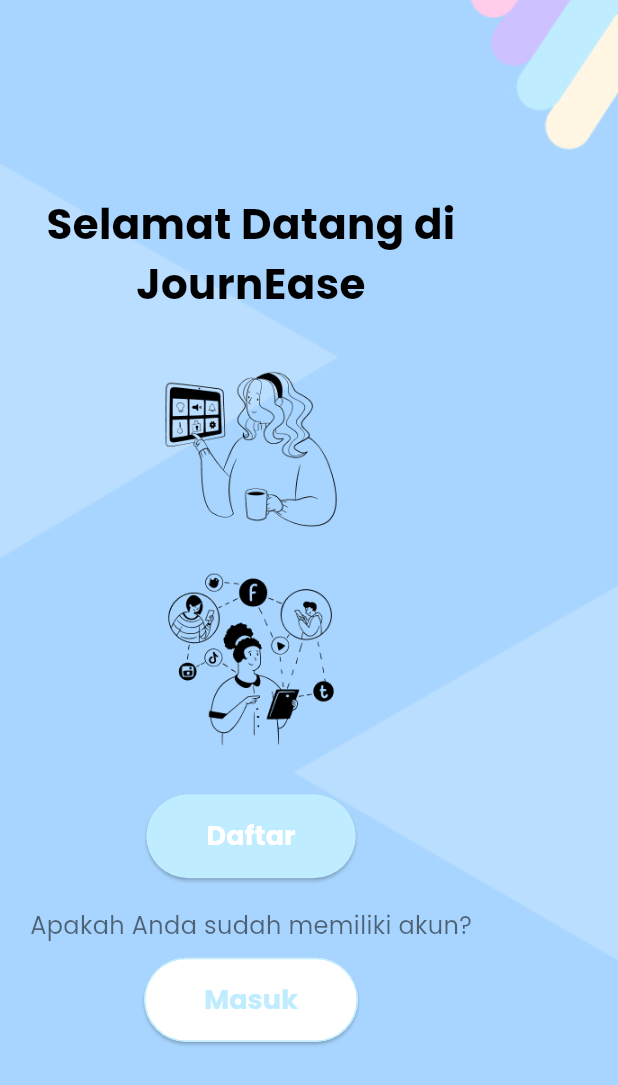
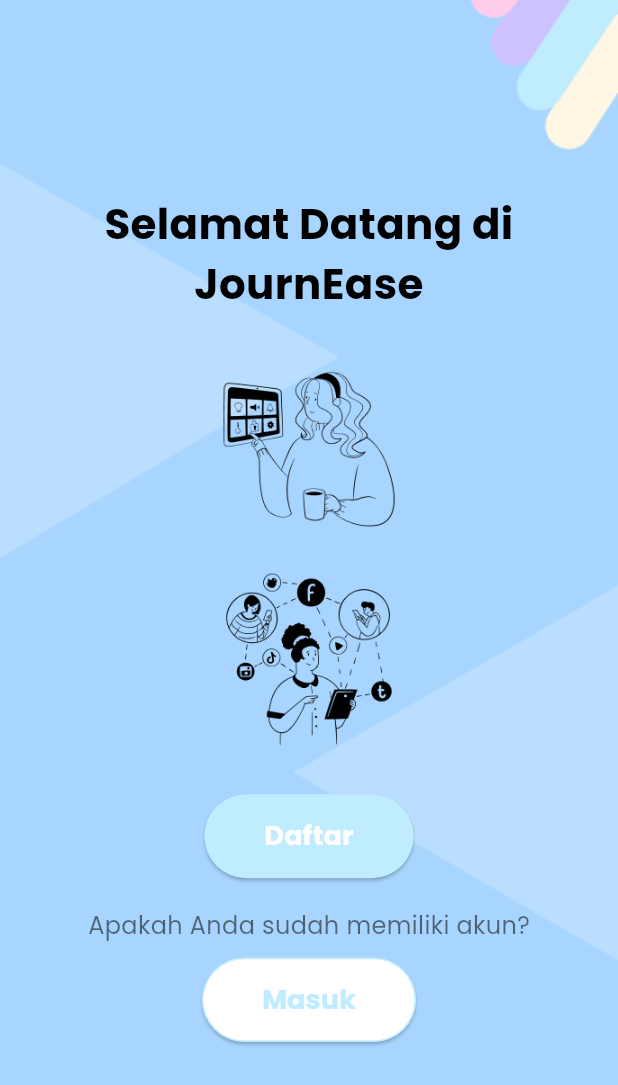
Before and after one commit to dirch4/JournEase, a Flutter app: the screen it shows after launch, after a tap on "Ayo Mulai!", on a phone screen of 412 x 824 dp. Shown: the top 1085 px of the screen. Run offline on Flutter 3.47's test engine with Material 3 defaults, Android fonts, the phone set to English and light mode, and no system bars; our stand-ins replace google_fonts.

Commit message:
fix: login page and background color

```diff
--- a/lib/pages/detail.dart
+++ b/lib/pages/detail.dart
@@ -1,5 +1,6 @@
 import 'package:flutter/material.dart';
 import 'package:google_fonts/google_fonts.dart';
+import 'package:jurnease/core/constants/color.dart';
 
 class DetailPage extends StatelessWidget {
   final String title;
@@ -20,13 +21,13 @@
       body: SingleChildScrollView(
         child: Column(
           children: [
-            // Header dengan ikon
             Stack(
               children: [
+
                 Container(
                   height: 120,
                   decoration: const BoxDecoration(
-                    color: Colors.white,
+                    color: Appcolors.primary,
                     borderRadius: BorderRadius.only(
                       bottomLeft: Radius.circular(50),
                       bottomRight: Radius.circular(50),
--- a/lib/pages/login.dart
+++ b/lib/pages/login.dart
@@ -12,9 +12,10 @@
     return Scaffold(
       body: Stack(
         children: [
-          // Background image
+
           Container(
             decoration: const BoxDecoration(
+              color: Appcolors.primary,
               image: DecorationImage(
                 image: AssetImage('assets/background.png'),
                 fit: BoxFit.cover,
@@ -95,6 +96,7 @@
                       'Masuk',
                       style: GoogleFonts.poppins(
                         textStyle: const TextStyle(
+                          decoration: TextDecoration.none,
                           fontSize: 18,
                           fontWeight: FontWeight.bold,
                           color: Colors.white,
--- a/lib/pages/loginpage.dart
+++ b/lib/pages/loginpage.dart
@@ -1,18 +1,18 @@
 import 'package:flutter/material.dart';
 import 'package:google_fonts/google_fonts.dart';
 import 'package:jurnease/core/constants/color.dart';
-import 'login.dart';
+import 'package:jurnease/pages/login.dart';
 import 'signin.dart';
 
-class LoginPage extends StatelessWidget {
-  const LoginPage({super.key});
+class LoginBoarding extends StatelessWidget {
+  const LoginBoarding({super.key});
 
   @override
   Widget build(BuildContext context) {
     return Scaffold(
       body: Stack(
+        alignment: Alignment.center,
         children: [
-          // Background image
           Container(
             decoration: BoxDecoration(
               image: DecorationImage(
--- a/lib/pages/onboarding.dart
+++ b/lib/pages/onboarding.dart
@@ -136,7 +136,7 @@
             child: OutlinedButton(
               onPressed: () {
                 Navigator.push(context,
-                MaterialPageRoute(builder: (context) => const LoginPage()),
+                MaterialPageRoute(builder: (context) => const LoginBoarding()),
                 );
               },
               style: OutlinedButton.styleFrom(
```
Also changed, not shown: lib/pages/addjournal.dart (+14 -8 lines), lib/pages/home.dart (+17 -6 lines), assets/ic_launcer.png (added), 5 other files.
